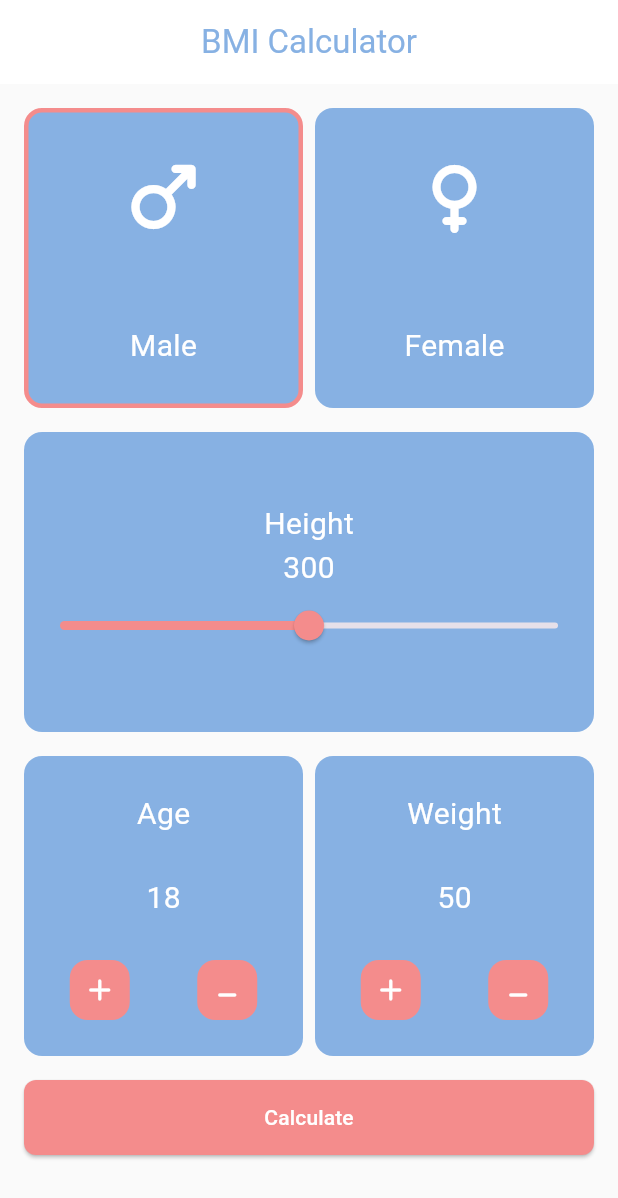
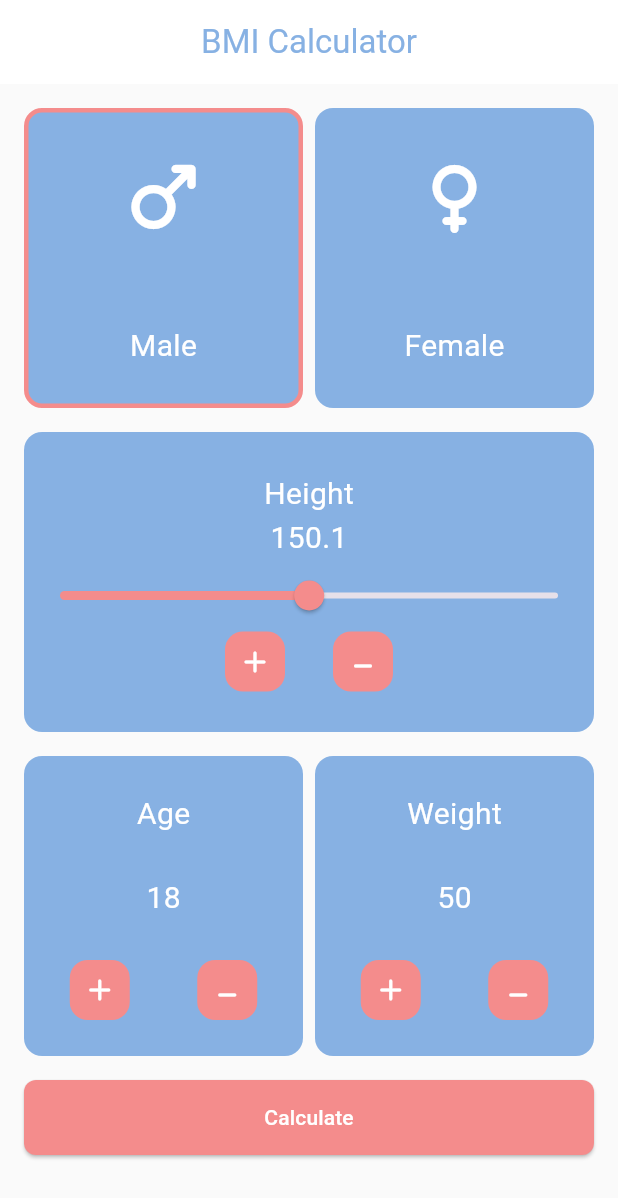
Before and after one commit to MohammedGhazaly/BMI-Normal, a Flutter app: the screen it shows after launch, after a tap on the "add" icon, on a phone screen of 412 x 824 dp. Shown: the top 1198 px of the screen. Run offline on Flutter 3.47's test engine with Material 3 defaults, Android fonts, the phone set to English and light mode, and no system bars.

Commit message:
Finished changing height value

```diff
--- a/lib/views/home/widgets/custom_slider_widget.dart
+++ b/lib/views/home/widgets/custom_slider_widget.dart
@@ -2,8 +2,16 @@ import 'package:bmi_normal/constants.dart';
 import 'package:flutter/material.dart';
 
 class CustomSliderWidget extends StatelessWidget {
+  final double height;
+  final void Function(double)? onChangedFunction;
+  final Function()? incrementFunction;
+  final Function()? decrementFunction;
   const CustomSliderWidget({
     super.key,
+    required this.height,
+    this.onChangedFunction,
+    required this.incrementFunction,
+    required this.decrementFunction,
   });
 
   @override
@@ -22,16 +30,59 @@ class CustomSliderWidget extends StatelessWidget {
             style: TextStyle(fontSize: 20, color: Colors.white),
           ),
           Text(
-            "300",
+            height.toString(),
             style: TextStyle(fontSize: 20, color: Colors.white),
           ),
           Slider(
             min: 0,
             max: 300,
-            value: 150,
+            value: height,
             activeColor: kRedColor,
-            onChanged: (value) {},
+            onChanged: onChangedFunction,
           ),
+          Row(
+            mainAxisAlignment: MainAxisAlignment.center,
+            children: [
+              InkWell(
+                onTap: incrementFunction,
+                child: Container(
+                  width: 40,
+                  height: 40,
+                  decoration: BoxDecoration(
+                    color: kRedColor,
+                    borderRadius: BorderRadius.circular(12),
+                  ),
+                  child: Center(
+                    child: Icon(
+                      Icons.add_rounded,
+                      color: Colors.white,
+                    ),
+                  ),
+                ),
+              ),
+              SizedBox(
+                width: 32,
+              ),
+              InkWell(
+                onTap: decrementFunction,
+                child: Container(
+                  padding: EdgeInsets.only(bottom: 10),
+                  width: 40,
+                  height: 40,
+                  decoration: BoxDecoration(
+                    color: kRedColor,
+                    borderRadius: BorderRadius.circular(12),
+                  ),
+                  child: Center(
+                    child: Icon(
+                      Icons.minimize_rounded,
+                      color: Colors.white,
+                    ),
+                  ),
+                ),
+              )
+            ],
+          )
         ],
       ),
     );
--- a/lib/views/home/widgets/home_view_body.dart
+++ b/lib/views/home/widgets/home_view_body.dart
@@ -13,6 +13,7 @@ class HomeViewBody extends StatefulWidget {
 
 class _HomeViewBodyState extends State<HomeViewBody> {
   bool isMale = true;
+  double userHeight = 150;
   @override
   Widget build(BuildContext context) {
     return Padding(
@@ -39,7 +40,7 @@ class _HomeViewBodyState extends State<HomeViewBody> {
                     ),
                   ),
                 ),
-                SizedBox(
+                const SizedBox(
                   width: 8,
                 ),
                 Expanded(
@@ -57,11 +58,41 @@ class _HomeViewBodyState extends State<HomeViewBody> {
                 ),
               ],
             ),
-            SizedBox(
+            const SizedBox(
               height: 16,
             ),
-            CustomSliderWidget(),
-            SizedBox(
+            CustomSliderWidget(
+              decrementFunction: () {
+                if (userHeight == 0) {
+                  return;
+                }
+                userHeight -= 0.1;
+
+                userHeight = double.parse(
+                  userHeight.toStringAsFixed(1),
+                );
+                setState(() {});
+              },
+              incrementFunction: () {
+                if (userHeight == 300) {
+                  return;
+                }
+                userHeight += 0.1;
+
+                userHeight = double.parse(
+                  userHeight.toStringAsFixed(1),
+                );
+                setState(() {});
+              },
+              height: userHeight,
+              onChangedFunction: (height) {
+                userHeight = double.parse(
+                  height.toStringAsFixed(1),
+                );
+                setState(() {});
+              },
+            ),
+            const SizedBox(
               height: 16,
             ),
             Row(
@@ -73,7 +104,7 @@ class _HomeViewBodyState extends State<HomeViewBody> {
                   text: "Age",
                   value: 18,
                 )),
-                SizedBox(
+                const SizedBox(
                   width: 8,
                 ),
                 Expanded(
@@ -86,7 +117,7 @@ class _HomeViewBodyState extends State<HomeViewBody> {
                 )
               ],
             ),
-            SizedBox(
+            const SizedBox(
               height: 16,
             ),
             SizedBox(
@@ -100,12 +131,12 @@ class _HomeViewBodyState extends State<HomeViewBody> {
                   backgroundColor: kRedColor,
                 ),
                 onPressed: () {},
-                child: Text(
+                child: const Text(
                   "Calculate",
                 ),
               ),
             ),
-            SizedBox(
+            const SizedBox(
               height: 16,
             ),
           ],
```
